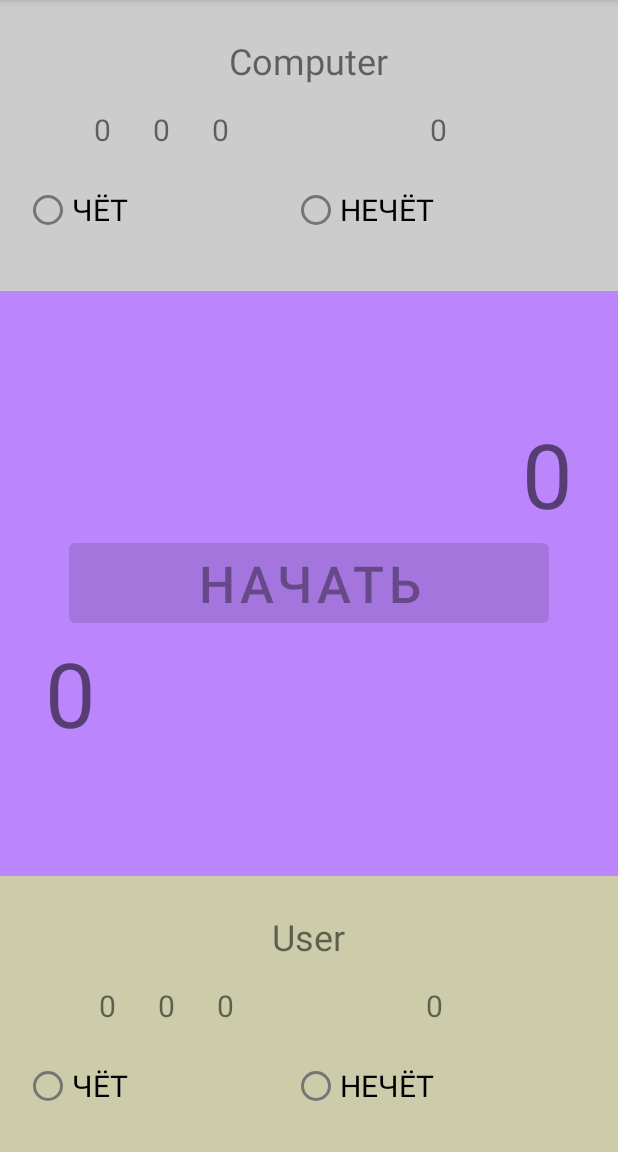
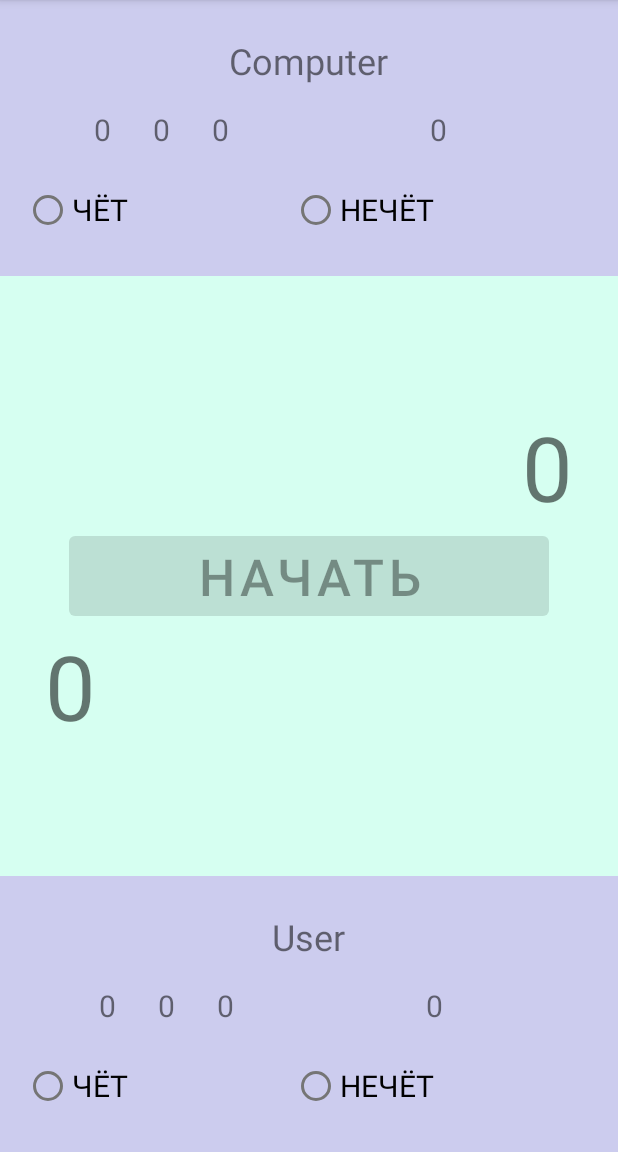
Before and after one commit to Leks2000/OddOrEven, an Android app: the screen it shows after launch (MainActivity), on a phone screen of 412 x 824 dp, the part 84-1236 px from its top. Run offline under Robolectric (Android 15) with nearby library versions, the light colour scheme and no system bars.

Commit message:
Exit From Menu And Color

```diff
--- a/app/src/main/res/layout/activity_main.xml
+++ b/app/src/main/res/layout/activity_main.xml
@@ -10,7 +10,6 @@
         android:id="@+id/OneFrame"
         android:layout_width="0dp"
         android:layout_height="wrap_content"
-        android:background="@color/teal_700"
         app:layout_constraintBaseline_toTopOf="parent"
         app:layout_constraintBottom_toTopOf="@+id/MainLay"
         app:layout_constraintEnd_toEndOf="parent"
@@ -23,7 +22,6 @@
         android:id="@+id/TwoFrame"
         android:layout_width="0dp"
         android:layout_height="wrap_content"
-        android:background="@color/teal_200"
         app:layout_constraintBaseline_toBottomOf="parent"
         app:layout_constraintBottom_toBottomOf="parent"
         app:layout_constraintEnd_toEndOf="parent"
@@ -36,7 +34,7 @@
         android:id="@+id/MainLay"
         android:layout_width="0dp"
         android:layout_height="0dp"
-        android:background="@color/purple_200"
+        android:background="#ccfe"
         android:gravity="center"
         android:orientation="vertical"
         app:layout_constraintBottom_toTopOf="@+id/TwoFrame"
--- a/app/src/main/res/layout/fragment_one.xml
+++ b/app/src/main/res/layout/fragment_one.xml
@@ -4,13 +4,12 @@
     xmlns:tools="http://schemas.android.com/tools"
     android:layout_width="match_parent"
     android:layout_height="wrap_content"
-    android:background="#ccc"
     tools:context=".OneFragment">
 
     <LinearLayout
         android:layout_width="match_parent"
         android:layout_height="match_parent"
-        android:layout_marginBottom="30dp"
+        android:background="#cce"
         android:gravity="center"
         android:orientation="vertical">
 
@@ -58,6 +57,7 @@
             android:layout_marginStart="16dp"
             android:layout_marginTop="16dp"
             android:layout_marginEnd="16dp"
+            android:layout_marginBottom="20dp"
             android:layout_weight="1"
             android:orientation="horizontal">
 
--- a/app/src/main/res/layout/fragment_two.xml
+++ b/app/src/main/res/layout/fragment_two.xml
@@ -3,7 +3,7 @@
     xmlns:tools="http://schemas.android.com/tools"
     android:layout_width="match_parent"
     android:layout_height="match_parent"
-    android:background="#cca"
+    android:background="#cce"
     tools:context=".TwoFragment">
 
     <LinearLayout
```
